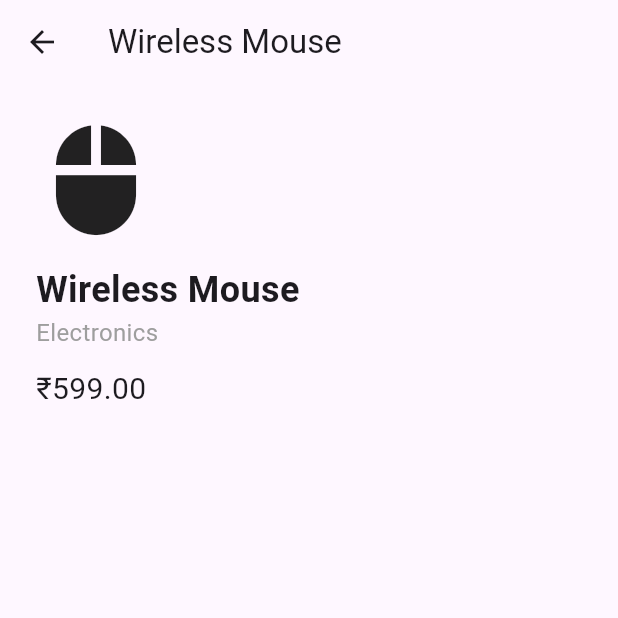
After one commit to swcidd/Sanol_SherwinSid_Lab8, a Flutter app: the screen it shows after launch, after a tap on "Wireless Mouse", on a phone screen of 412 x 824 dp, the top half of it. The commit adds this screen. Run offline on Flutter 3.47's test engine with Material 3 defaults, Android fonts, the light colour scheme and no system bars.

Commit message:
Step 4: Build the Detail Screen

```diff
--- a/lib/home_screen.dart
+++ b/lib/home_screen.dart
@@ -1,5 +1,6 @@
 import 'package:flutter/material.dart';
 import 'product.dart';
+import 'product_detail_screen.dart';
 
 class HomeScreen extends StatelessWidget {
   const HomeScreen({super.key});
@@ -17,9 +18,17 @@ class HomeScreen extends StatelessWidget {
             title: Text(product.name),
             subtitle: Text(product.category),
             trailing: Text('₱${product.price.toStringAsFixed(2)}'),
-          ); // ListTile
+            onTap: () {
+              Navigator.push(
+                context,
+                MaterialPageRoute(
+                  builder: (context) => ProductDetailScreen(product: product),
+                ),
+              );
+            },
+          );
         },
-      ), // ListView.builder
-    ); // Scaffold
+      ),
+    );
   }
 }
--- a/lib/product.dart
+++ b/lib/product.dart
@@ -1,3 +1,5 @@
+import 'package:flutter/material.dart';
+
 class Product {
   final String name;
   final String category;
--- /dev/null
+++ b/lib/product_detail_screen.dart
@@ -0,0 +1,38 @@
+import 'package:flutter/material.dart';
+import 'product.dart';
+
+class ProductDetailScreen extends StatelessWidget {
+  final Product product;
+
+  const ProductDetailScreen({super.key, required this.product});
+
+  @override
+  Widget build(BuildContext context) {
+    return Scaffold(
+      appBar: AppBar(title: Text(product.name)),
+      body: Padding(
+        padding: const EdgeInsets.all(24.0),
+        child: Column(
+          crossAxisAlignment: CrossAxisAlignment.start,
+          children: [
+            Icon(product.icon, size: 80),
+            const SizedBox(height: 16),
+            Text(
+              product.name,
+              style: const TextStyle(fontSize: 24, fontWeight: FontWeight.bold),
+            ),
+            Text(
+              product.category,
+              style: const TextStyle(fontSize: 16, color: Colors.grey),
+            ),
+            const SizedBox(height: 12),
+            Text(
+              '\u20B9${product.price.toStringAsFixed(2)}',
+              style: const TextStyle(fontSize: 20),
+            ),
+          ],
+        ),
+      ),
+    );
+  }
+}
```
